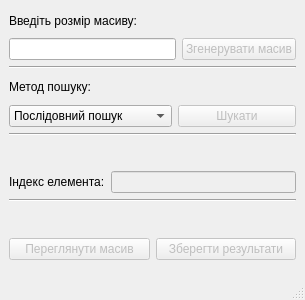
Above: mainwindow.ui from NazarKharchuk/SearchInMassive before the change. Below: the same form after it.
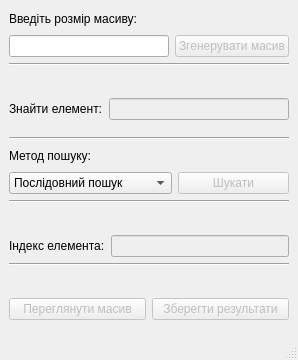
That is the form after the change.

```diff
--- a/mainwindow.ui
+++ b/mainwindow.ui
@@ -6,8 +6,8 @@
    <rect>
     <x>0</x>
     <y>0</y>
-    <width>305</width>
-    <height>300</height>
+    <width>298</width>
+    <height>360</height>
    </rect>
   </property>
   <property name="windowTitle">
@@ -78,6 +78,47 @@
         </property>
        </widget>
       </item>
+        <item>
+         <spacer name="verticalSpacer_5">
+          <property name="orientation">
+           <enum>Qt::Vertical</enum>
+          </property>
+          <property name="sizeHint" stdset="0">
+           <size>
+            <width>20</width>
+            <height>40</height>
+           </size>
+          </property>
+         </spacer>
+        </item>
+        <item>
+         <layout class="QHBoxLayout" name="horizontalLayout_9">
+          <property name="bottomMargin">
+           <number>11</number>
+          </property>
+          <item>
+           <widget class="QLabel" name="label_4">
+            <property name="text">
+             <string>Знайти елемент:</string>
+            </property>
+           </widget>
+          </item>
+          <item>
+           <widget class="QLineEdit" name="searchEdit">
+            <property name="enabled">
+             <bool>false</bool>
+            </property>
+           </widget>
+          </item>
+         </layout>
+        </item>
+        <item>
+         <widget class="Line" name="line_4">
+          <property name="orientation">
+           <enum>Qt::Horizontal</enum>
+          </property>
+         </widget>
+        </item>
       <item>
        <layout class="QHBoxLayout" name="horizontalLayout_2">
         <item>
```
Left out of the diff: 9 changed lines with no effect on the pictures. Lines whose indentation alone changed are shown as unchanged.
